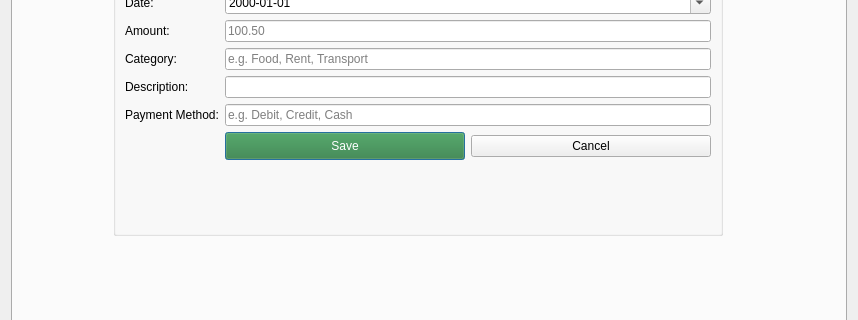
The window that src/GUI.ui (LeoPaquette/ExpenseTracker) describes before a commit, drawn with Qt 5; both pictures show x 0 to 858 and y 161 to 481 of the 858 by 720 pixel window.
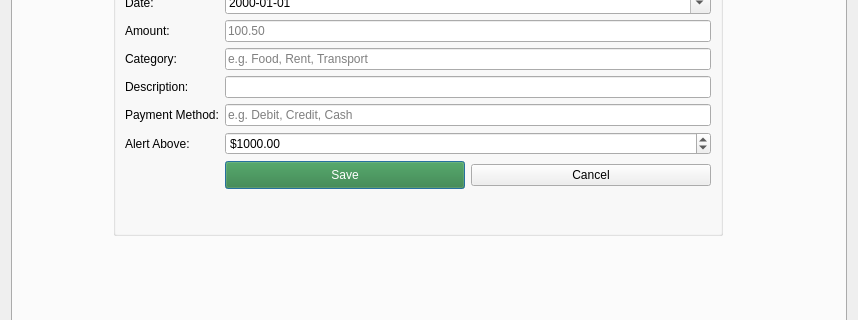
The same window after the commit. The open tabs and pages were chosen to show the change.

Commit message: feat: wired the row detail popups and made the spending threshhold configurable via the transactions form. the F6 alert now reads a spin box rather than a constant which is what the spec wanted when and it only fires on expenses. renamed the Payment Method column to Method/Source so its more clear to the user what information we're requesting for that column - previously if you wanted to enter Income it didnt really make sense to write in the payee under a column called payment method.

Patch:
```diff
--- a/src/GUI.ui
+++ b/src/GUI.ui
@@ -437,7 +437,33 @@
           </property>
          </widget>
         </item>
+        <item row="7" column="0">
+         <widget class="QLabel" name="labelSpendingThreshold">
+          <property name="text">
+           <string>Alert Above:</string>
+          </property>
+         </widget>
+        </item>
         <item row="7" column="1">
+         <widget class="QDoubleSpinBox" name="inputSpendingThreshold">
+          <property name="toolTip">
+           <string>Warn before saving an expense larger than this</string>
+          </property>
+          <property name="prefix">
+           <string>$</string>
+          </property>
+          <property name="decimals">
+           <number>2</number>
+          </property>
+          <property name="maximum">
+           <double>1000000.000000000000000</double>
+          </property>
+          <property name="value">
+           <double>1000.000000000000000</double>
+          </property>
+         </widget>
+        </item>
+        <item row="8" column="1">
          <layout class="QHBoxLayout" name="layoutFormButtons">
           <item>
            <widget class="QPushButton" name="btnSaveTransaction">
```
Left out of the diff: 2 changed lines with no effect on the pictures. The commit also changes 2 other files.
